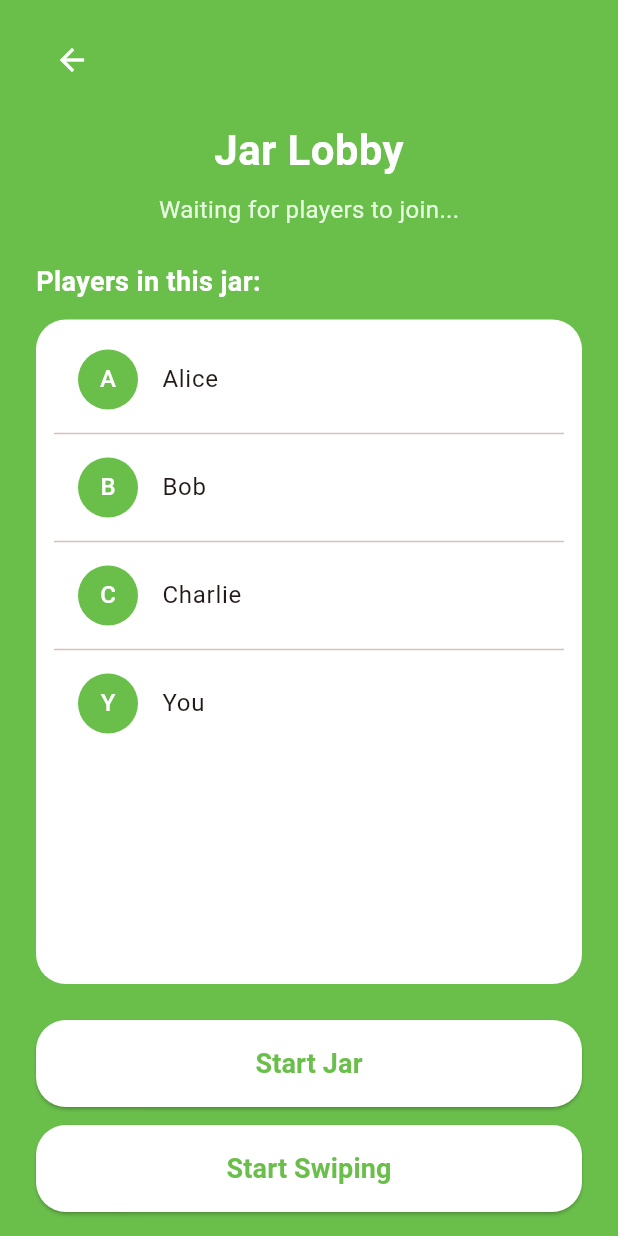
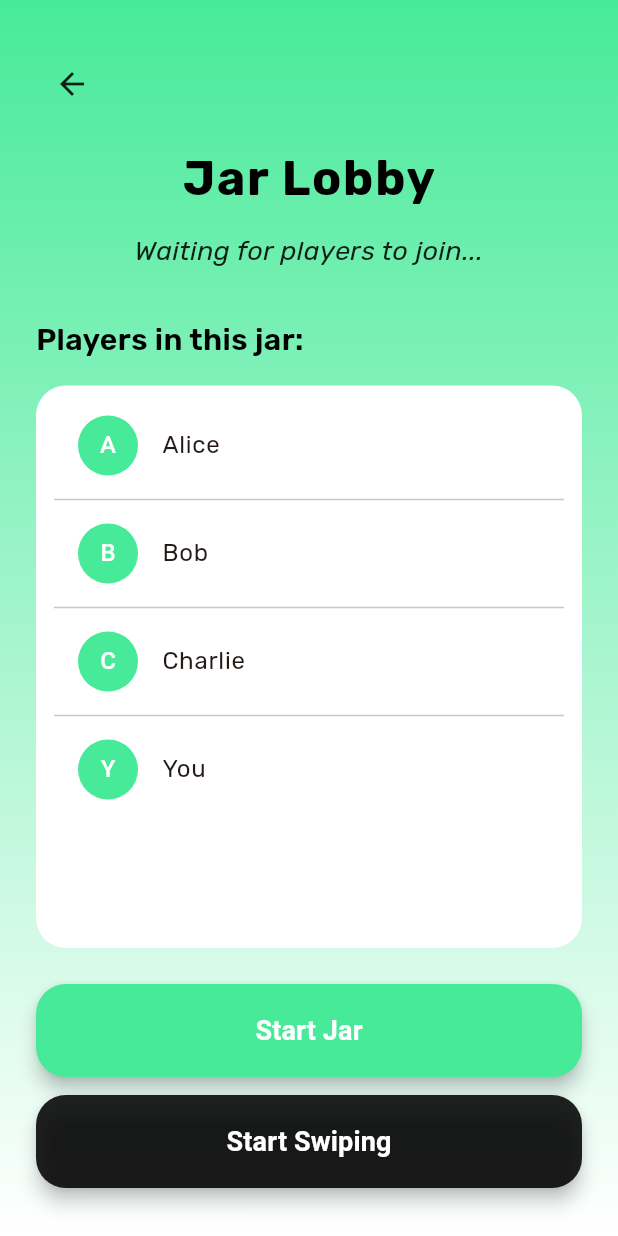
Before and after one commit to ColdBlitz101/picklnairted, a Flutter app: the GroupLobbyScreen screen opened directly, on a phone screen of 412 x 824 dp. Run offline on Flutter 3.47's test engine with Material 3 defaults, Android fonts, the light colour scheme and no system bars; our stand-ins replace google_fonts, swipe_cards.

Commit message:
join_group1.2 & group_lobby1.2

```diff
--- a/lib/screens/group_lobby_screen.dart
+++ b/lib/screens/group_lobby_screen.dart
@@ -1,10 +1,11 @@
 import 'package:flutter/material.dart';
+import 'package:google_fonts/google_fonts.dart';
 import 'swipe_screen.dart'; // Adjust path as needed
 
 class GroupLobbyScreen extends StatelessWidget {
   const GroupLobbyScreen({Key? key}) : super(key: key);
 
-  static const Color picklGreen = Color(0xFF6ABF4B);
+  static const Color picklGreen = Color(0xFF47EA99);
 
   // Dummy members (replace with real data later)
   final List<String> members = const ['Alice', 'Bob', 'Charlie', 'You'];
@@ -12,51 +13,67 @@
   @override
   Widget build(BuildContext context) {
     return Scaffold(
-      backgroundColor: picklGreen,
-      body: SafeArea(
-        child: Padding(
-          padding: const EdgeInsets.symmetric(horizontal: 24, vertical: 16),
+      body: Container(
+        width: double.infinity,
+        height: double.infinity,
+        padding: const EdgeInsets.symmetric(horizontal: 24, vertical: 32),
+        decoration: const BoxDecoration(
+          gradient: LinearGradient(
+            colors: [picklGreen, Colors.white],
+            begin: Alignment.topCenter,
+            end: Alignment.bottomCenter,
+          ),
+        ),
         child: Column(
           crossAxisAlignment: CrossAxisAlignment.start,
           children: [
             // Back Button
             IconButton(
-                icon: const Icon(Icons.arrow_back, color: Colors.white),
+              icon: const Icon(Icons.arrow_back, color: Colors.black87),
               onPressed: () => Navigator.pop(context),
             ),
             const SizedBox(height: 16),
 
             // Title
-              const Center(
+            Center(
               child: Text(
                 'Jar Lobby',
-                  style: TextStyle(
-                    fontSize: 28,
+                style: GoogleFonts.rubik(
+                  fontSize: 32,
                   fontWeight: FontWeight.bold,
-                    color: Colors.white,
+                  color: Colors.black,
+                  letterSpacing: 1.2,
                 ),
               ),
             ),
+            const SizedBox(height: 12),
 
-              const SizedBox(height: 8),
-
-              const Center(
+            // Subheader
+            Center(
               child: Text(
                 'Waiting for players to join...',
-                  style: TextStyle(fontSize: 16, color: Color(0xFFE8FBE2)),
+                style: GoogleFonts.rubik(
+                  fontSize: 18,
+                  fontStyle: FontStyle.italic,
+                  color: Colors.black87,
+                ),
+                textAlign: TextAlign.center,
               ),
             ),
+            const SizedBox(height: 32),
 
-              const SizedBox(height: 24),
+            // Players title
+            Text(
+              'Players in this jar:',
+              style: GoogleFonts.rubik(
+                fontSize: 20,
+                fontWeight: FontWeight.w600,
+                color: Colors.black,
+              ),
+            ),
+            const SizedBox(height: 16),
 
-              // Members section
-              const Text(
-                'Players in this jar:',
-                style: TextStyle(color: Colors.white, fontSize: 18, fontWeight: FontWeight.w600),
-              ),
-              const SizedBox(height: 12),
-
-              // Member list
+            // Member list container
             Expanded(
               child: Container(
                 decoration: BoxDecoration(
@@ -76,7 +93,10 @@
                           style: const TextStyle(color: Colors.white),
                         ),
                       ),
-                        title: Text(members[index]),
+                      title: Text(
+                        members[index],
+                        style: GoogleFonts.rubik(fontSize: 16),
+                      ),
                     );
                   },
                 ),
@@ -95,16 +115,20 @@
                   );
                 },
                 style: ElevatedButton.styleFrom(
-                    backgroundColor: Colors.white,
-                    foregroundColor: picklGreen,
-                    padding: const EdgeInsets.symmetric(vertical: 16),
+                  backgroundColor: picklGreen,
+                  padding: const EdgeInsets.symmetric(vertical: 18),
                   shape: RoundedRectangleBorder(
                     borderRadius: BorderRadius.circular(20),
                   ),
+                  elevation: 5,
                 ),
                 child: const Text(
                   'Start Jar',
-                    style: TextStyle(fontSize: 18, fontWeight: FontWeight.w600),
+                  style: TextStyle(
+                    fontSize: 18,
+                    fontWeight: FontWeight.bold,
+                    color: Colors.white,
+                  ),
                 ),
               ),
             ),
@@ -122,23 +146,26 @@
                   );
                 },
                 style: ElevatedButton.styleFrom(
-                    backgroundColor: Colors.white,
-                    foregroundColor: picklGreen,
-                    padding: const EdgeInsets.symmetric(vertical: 16),
+                  backgroundColor: Colors.black87,
+                  padding: const EdgeInsets.symmetric(vertical: 18),
                   shape: RoundedRectangleBorder(
                     borderRadius: BorderRadius.circular(20),
                   ),
+                  elevation: 5,
                 ),
                 child: const Text(
                   'Start Swiping',
-                    style: TextStyle(fontSize: 18, fontWeight: FontWeight.w600),
+                  style: TextStyle(
+                    fontSize: 18,
+                    fontWeight: FontWeight.bold,
+                    color: Colors.white,
+                  ),
                 ),
               ),
             ),
           ],
         ),
       ),
-      ),
     );
   }
 }
```
Also changed, not shown: lib/screens/join_group_screen.dart (+42 -27 lines). Lines whose indentation alone changed are shown as unchanged.
